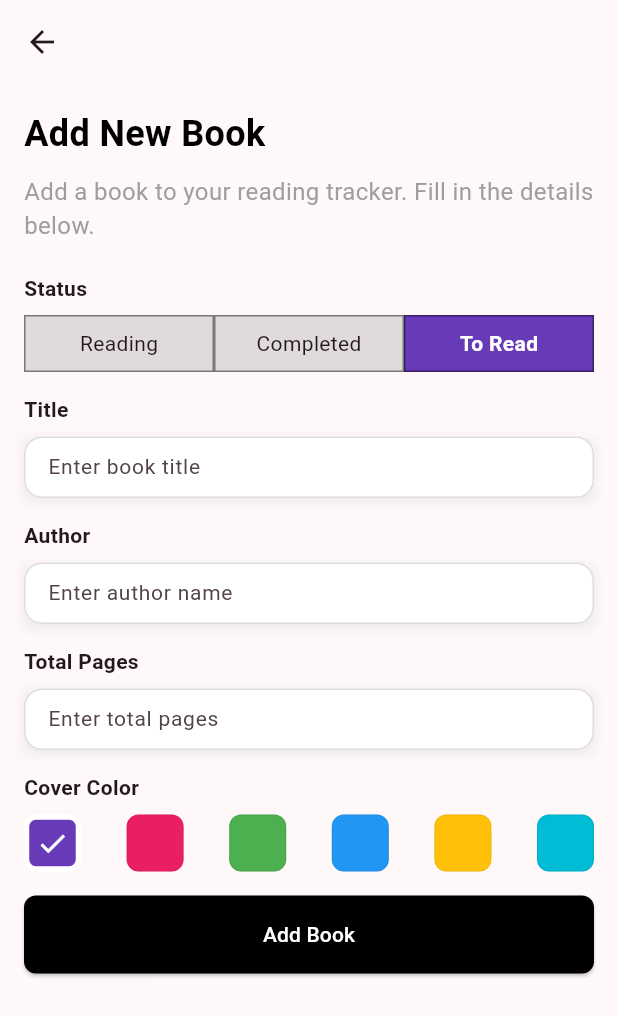
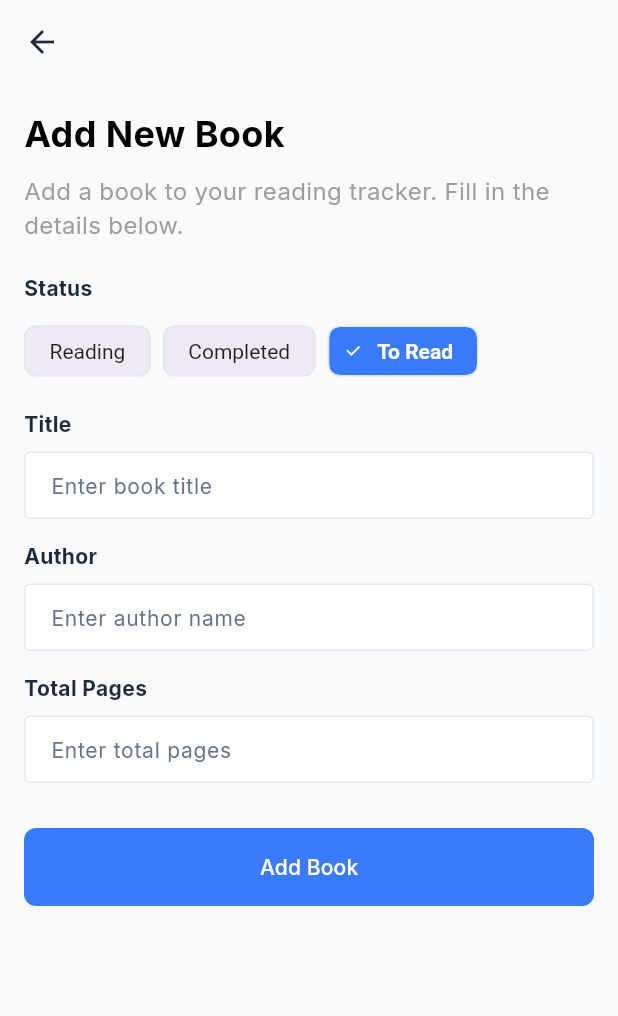
Before and after one commit to JordiiVidal/read-snap-app, a Flutter app: the screen it shows after launch, after a tap on the "add" icon, on a phone screen of 412 x 824 dp. Shown: the top 1016 px of the screen. Run offline on Flutter 3.47's test engine with Material 3 defaults, Android fonts, the phone set to English and light mode, and no system bars; our stand-ins replace flutter_riverpod, freezed_annotation, google_fonts, sqflite; accounts and stored records are empty; statements that could not run were skipped.

Commit message:
Add theme colors

```diff
--- a/lib/common/widgets/form/form_color_selector.dart
+++ /dev/null
@@ -1,78 +0,0 @@
-import 'package:flutter/material.dart';
-import 'package:read_snap/common/widgets/form/form_label_field.dart';
-
-class FormColorSelector extends StatelessWidget {
-  final List<String> availableColors = const [
-    '#673AB7', // Morado principal
-    '#E91E63', // Rosa/Rojo
-    '#4CAF50', // Verde
-    '#2196F3', // Azul
-    '#FFC107', // Ámbar
-    '#00BCD4', // Cyan
-  ];
-
-  final String selectedColor;
-  final ValueChanged<String> onColorSelected;
-
-  const FormColorSelector({
-    required this.selectedColor,
-    required this.onColorSelected,
-    super.key,
-  });
-
-  Color _hexToColor(String hexCode) {
-    return Color(int.parse(hexCode.replaceFirst('#', '0xFF')));
-  }
-
-  @override
-  Widget build(BuildContext context) {
-    const double size = 38.0;
-    const double borderRadius = 8.0;
-
-    return Column(
-      crossAxisAlignment: CrossAxisAlignment.start,
-      children: [
-        const FormLabelField('Cover Color'),
-        Row(
-          mainAxisAlignment: MainAxisAlignment.spaceBetween,
-          children: availableColors.map((hexColor) {
-            final colorValue = _hexToColor(hexColor);
-            final isSelected = hexColor == selectedColor;
-
-            return GestureDetector(
-              onTap: () => onColorSelected(hexColor),
-              child: Container(
-                width: size,
-                height: size,
-                decoration: BoxDecoration(
-                  color: colorValue,
-                  borderRadius: BorderRadius.circular(borderRadius),
-                  border: isSelected
-                      ? Border.all(
-                          color: colorValue.computeLuminance() > 0.5
-                              ? Colors.black54
-                              : Colors.white,
-                          width: 3.5,
-                        )
-                      : Border.all(
-                          color: Colors.black.withValues(alpha: 0.1),
-                          width: 0.5,
-                        ),
-                ),
-                child: isSelected
-                    ? Icon(
-                        Icons.check,
-                        size: 22,
-                        color: colorValue.computeLuminance() > 0.5
-                            ? Colors.black87
-                            : Colors.white,
-                      )
-                    : null,
-              ),
-            );
-          }).toList(),
-        ),
-      ],
-    );
-  }
-}
--- a/lib/common/widgets/form/form_dynamic_field.dart
+++ b/lib/common/widgets/form/form_dynamic_field.dart
@@ -13,6 +13,7 @@ class FormDynamicField extends StatelessWidget {
   final void Function(String)? onChanged;
   final void Function()? onPrefixPressed;
   final String? suffixText;
+  final double borderRadius;
 
   const FormDynamicField({
     this.label,
@@ -26,6 +27,7 @@ class FormDynamicField extends StatelessWidget {
     this.controller,
     this.prefixIcon,
     this.suffixText,
+    this.borderRadius = 8,
     super.key,
   });
 
@@ -35,17 +37,7 @@ class FormDynamicField extends StatelessWidget {
       crossAxisAlignment: CrossAxisAlignment.start,
       children: [
         if (label != null) FormLabelField(label!),
-        Container(
-          decoration: BoxDecoration(
-            boxShadow: const [
-              BoxShadow(
-                color: Color(0x11000000),
-                blurRadius: 6,
-                offset: Offset(0, 2),
-              ),
-            ],
-          ),
-          child: TextFormField(
+        TextFormField(
           enabled: !disabled,
           controller: controller,
           initialValue: initialValue,
@@ -70,23 +62,8 @@ class FormDynamicField extends StatelessWidget {
               fontWeight: FontWeight.w500,
             ),
             contentPadding: const EdgeInsets.symmetric(
-                horizontal: 12,
-                vertical: 10,
-              ),
-              enabledBorder: OutlineInputBorder(
-                borderRadius: BorderRadius.circular(12),
-                borderSide: const BorderSide(
-                  color: Color(0xFFDDDDDD),
-                  width: 1,
-                ),
-              ),
-              focusedBorder: OutlineInputBorder(
-                borderRadius: BorderRadius.circular(12),
-                borderSide: const BorderSide(color: Colors.blue, width: 1.2),
-              ),
-              disabledBorder: OutlineInputBorder(
-                borderRadius: BorderRadius.circular(12),
-                borderSide: const BorderSide(color: Color(0xFFEEEEEE)),
+              horizontal: 14,
+              vertical: 12,
             ),
           ),
 
@@ -97,7 +74,6 @@ class FormDynamicField extends StatelessWidget {
             return null;
           },
         ),
-        ),
       ],
     );
   }
--- a/lib/common/widgets/form/form_submit.dart
+++ b/lib/common/widgets/form/form_submit.dart
@@ -16,11 +16,9 @@ class FormSubmit extends StatelessWidget {
   Widget build(BuildContext context) {
     final effectiveOnPressed = isLoading ? null : onPressed;
 
-    return ElevatedButton(
-      style: ElevatedButton.styleFrom(
+    return FilledButton(
+      style: FilledButton.styleFrom(
         shape: RoundedRectangleBorder(borderRadius: BorderRadius.circular(8.0)),
-        backgroundColor: Colors.black,
-        foregroundColor: Colors.white,
         padding: const EdgeInsets.symmetric(vertical: 16),
       ),
       onPressed: effectiveOnPressed,
--- a/lib/common/widgets/select_button_group.dart
+++ b/lib/common/widgets/select_button_group.dart
@@ -6,87 +6,69 @@ class SelectButtonGroup extends StatelessWidget {
   final List<String> selectedValues;
   final bool isMultiSelect;
   final ValueChanged<List<String>> onSelectionChanged;
-  final double height;
-  final String color;
   final String label;
+  final bool showCheckmark;
+  final bool required;
 
   const SelectButtonGroup({
     required this.options,
     required this.selectedValues,
     required this.onSelectionChanged,
+    required this.label,
     this.isMultiSelect = false,
-    this.height = 38.0,
-    this.color = '#673AB7',
-    required this.label,
+    this.showCheckmark = true,
+    this.required = true,
     super.key,
   });
 
-  @override
-  Widget build(BuildContext context) {
-    final theme = Theme.of(context);
-    final buttonKeys = options.keys.toList();
-
-    return Column(
-      crossAxisAlignment: CrossAxisAlignment.start,
-      children: [
-        FormLabelField(label),
-        LayoutBuilder(
-          builder: (context, constraints) {
-            final buttonWidth = constraints.maxWidth / options.length;
-
-            return Row(
-              mainAxisAlignment: MainAxisAlignment.spaceEvenly,
-              children: buttonKeys.map((value) {
+  void _handleSelection(String value) {
+    List<String> newSelection = List.from(selectedValues);
     final isSelected = selectedValues.contains(value);
-                final label = options[value]!;
-
-                return SizedBox(
-                  width: buttonWidth,
-                  height: height,
-                  child: Container(
-                    decoration: BoxDecoration(
-                      color: isSelected
-                          ? Color(int.parse(color.replaceFirst('#', '0xFF')))
-                          : Colors.black12,
-                      border: Border.all(color: Colors.black45),
-                    ),
-                    child: InkWell(
-                      onTap: () {
-                        List<String> newSelection;
 
     if (isMultiSelect) {
-                          newSelection = List.from(selectedValues);
       if (isSelected) {
         newSelection.remove(value);
       } else {
         newSelection.add(value);
       }
     } else {
+      if (isSelected && !required) {
+        newSelection = [];
+      } else {
         newSelection = [value];
+      }
     }
 
     onSelectionChanged(newSelection);
-                      },
-                      borderRadius: BorderRadius.circular(8.0),
-                      child: Center(
-                        child: Text(
+  }
+
+  @override
+  Widget build(BuildContext context) {
+    return Column(
+      crossAxisAlignment: CrossAxisAlignment.start,
+      children: [
+        FormLabelField(label),
+        Wrap(
+          spacing: 8.0,
+          runSpacing: 4.0,
+          children: options.entries.map((entry) {
+            final value = entry.key;
+            final label = entry.value;
+            final isSelected = selectedValues.contains(value);
+
+            return FilterChip(
+              selected: isSelected,
+              showCheckmark: showCheckmark,
+              label: Text(
                 label,
                 style: TextStyle(
-                            fontWeight: isSelected
-                                ? FontWeight.bold
-                                : FontWeight.normal,
-                            color: isSelected
-                                ? theme.colorScheme.onPrimary
-                                : theme.colorScheme.onSurface,
+                  color: isSelected ? Colors.white : Colors.black87,
+                  fontWeight: isSelected ? FontWeight.bold : FontWeight.normal,
                 ),
               ),
-                      ),
-                    ),
-                  ),
+              onSelected: (selected) => _handleSelection(value),
             );
           }).toList(),
-            );
-          },
         ),
       ],
     );
--- a/lib/common/widgets/widgets.dart
+++ b/lib/common/widgets/widgets.dart
@@ -5,7 +5,6 @@ export 'dashed_border_container.dart';
 export 'empty_state.dart';
 // Form
 export 'form/form_action_row.dart';
-export 'form/form_color_selector.dart';
 export 'form/form_dynamic_field.dart';
 export 'form/form_label_field.dart';
 export 'form/form_submit.dart';
--- /dev/null
+++ b/lib/config/app_colors.dart
@@ -0,0 +1,23 @@
+import 'package:flutter/material.dart';
+
+Color _hexToColor(String hexCode) {
+  return Color(int.parse(hexCode.replaceFirst('#', '0xFF')));
+}
+
+class AppColors {
+  static final Color primary = _hexToColor('#3A7AFE');
+  static final Color primaryVariant = _hexToColor('#2357D9');
+  static final Color secondary = _hexToColor('#6C6F93');
+  static final Color success = _hexToColor('#22C55E');
+  static final Color warning = _hexToColor('#FACC15');
+  static final Color error = _hexToColor('#EF4444');
+
+  static final Color background = _hexToColor('#F8FAFC');
+  static final Color surface = _hexToColor('#FFFFFF');
+
+  static final Color textPrimary = _hexToColor('#1E293B');
+  static final Color textSecondary = _hexToColor('#64748B');
+
+  static final Color border = _hexToColor('#E2E8F0');
+  static final Color borderFocus = Color(0xFF94B3FD);
+}
--- /dev/null
+++ b/lib/config/app_theme.dart
@@ -0,0 +1,63 @@
+import 'package:flutter/material.dart';
+import 'package:google_fonts/google_fonts.dart';
+import 'package:read_snap/config/app_colors.dart';
+
+class AppTheme {
+  static final ColorScheme _colorScheme = ColorScheme.light(
+    primary: AppColors.primary,
+    primaryContainer: AppColors.primaryVariant,
+    secondary: AppColors.secondary,
+    error: AppColors.error,
+    surface: AppColors.surface,
+
+    onPrimary: Colors.white,
+    onSecondary: Colors.white,
+    onSurface: AppColors.textPrimary,
+  );
+
+  static final ThemeData lightTheme = ThemeData.light().copyWith(
+    colorScheme: _colorScheme,
+
+    scaffoldBackgroundColor: AppColors.background,
+
+    textTheme: GoogleFonts.interTextTheme(ThemeData.light().textTheme).apply(
+      bodyColor: AppColors.textPrimary,
+      displayColor: AppColors.textPrimary,
+    ),
+
+    chipTheme: ChipThemeData(
+      backgroundColor: AppColors.secondary.withValues(alpha: 0.1),
+      selectedColor: AppColors.primary,
+      checkmarkColor: Colors.white,
+      labelStyle: TextStyle(color: AppColors.textPrimary),
+      side: BorderSide(color: AppColors.border),
+    ),
+
+    inputDecorationTheme: InputDecorationTheme(
+      border: OutlineInputBorder(
+        borderSide: BorderSide(color: AppColors.border, width: 1.0),
+      ),
+      enabledBorder: OutlineInputBorder(
+        borderSide: BorderSide(color: AppColors.border, width: 1.0),
+      ),
+      focusedBorder: OutlineInputBorder(
+        borderSide: BorderSide(color: AppColors.borderFocus, width: 1.3),
+      ),
+      errorBorder: OutlineInputBorder(
+        borderSide: BorderSide(color: AppColors.error, width: 1.0),
+      ),
+      hintStyle: TextStyle(color: AppColors.textSecondary),
+    ),
+
+    appBarTheme: AppBarTheme(
+      backgroundColor: AppColors.background,
+      titleTextStyle: GoogleFonts.inter(
+        textStyle: TextStyle(
+          color: AppColors.textPrimary,
+          fontSize: 20,
+          fontWeight: FontWeight.bold,
+        ),
+      ),
+    ),
+  );
+}
--- a/lib/features/book/presentation/pages/book_create_page.dart
+++ b/lib/features/book/presentation/pages/book_create_page.dart
@@ -50,7 +50,7 @@ class _BookCreatePageState extends ConsumerState<BookCreatePage> {
 
               // Form
               BookForm(_formKey),
-              const SizedBox(height: 16),
+              const SizedBox(height: 30),
 
               // Submit Button
               SizedBox(
--- a/lib/features/book/presentation/pages/book_list_page.dart
+++ b/lib/features/book/presentation/pages/book_list_page.dart
@@ -8,11 +8,7 @@ class BookListPage extends StatelessWidget {
   @override
   Widget build(BuildContext context) {
     return Scaffold(
-      appBar: AppBar(
-        backgroundColor: Colors.transparent,
-        elevation: 0,
-        scrolledUnderElevation: 0,
-      ),
+      appBar: AppBar(elevation: 0, scrolledUnderElevation: 0),
       body: SingleChildScrollView(
         child: Column(
           crossAxisAlignment: CrossAxisAlignment.start,
--- a/lib/features/book/presentation/widgets/form/book_form.dart
+++ b/lib/features/book/presentation/widgets/form/book_form.dart
@@ -24,7 +24,7 @@ class BookForm extends ConsumerWidget {
           // Status Select Button Group
           SelectButtonGroup(
             label: 'Status',
-            color: bookState.color,
+            required: true,
             options: {
               BookStatus.reading.name: 'Reading',
               BookStatus.completed.name: 'Completed',
@@ -42,6 +42,7 @@ class BookForm extends ConsumerWidget {
           FormDynamicField(
             label: 'Title',
             hintText: 'Enter book title',
+            required: true,
             initialValue: bookState.name,
             onChanged: bookFormNotifier.updateName,
           ),
@@ -50,6 +51,7 @@ class BookForm extends ConsumerWidget {
           FormDynamicField(
             label: 'Author',
             hintText: 'Enter author name',
+            required: true,
             initialValue: bookState.author,
             onChanged: bookFormNotifier.updateAuthor,
           ),
@@ -58,18 +60,13 @@ class BookForm extends ConsumerWidget {
           FormDynamicField(
             label: 'Total Pages',
             hintText: 'Enter total pages',
+            required: true,
             keyboardType: TextInputType.number,
             onChanged: (value) {
               final pages = int.tryParse(value) ?? 0;
               bookFormNotifier.updateTotalPages(pages);
             },
           ),
-
-          // Color Selector Widget
-          FormColorSelector(
-            selectedColor: bookState.color,
-            onColorSelected: bookFormNotifier.updateColor,
-          ),
         ],
       ),
     );
--- a/lib/features/book/presentation/widgets/form/book_form_extra.dart
+++ b/lib/features/book/presentation/widgets/form/book_form_extra.dart
@@ -60,6 +60,7 @@ class BookFormExtra extends StatelessWidget {
                 },
               },
             ),
+            // TODO: Add estimated time dedicated
           ],
 
           // Start Date Field
@@ -88,7 +89,7 @@ class BookFormExtra extends StatelessWidget {
           ),
 
           // End Date Field
-          if (isCompleted) ...[
+          if (isCompleted)
             FormActionRow(
               inputField: FormDynamicField(
                 label: 'End Date',
@@ -112,7 +113,6 @@ class BookFormExtra extends StatelessWidget {
                 },
               },
             ),
-          ],
 
           // Submit Button
           Container(
--- a/lib/main.dart
+++ b/lib/main.dart
@@ -1,7 +1,8 @@
 import 'package:flutter/material.dart';
+import 'package:flutter_riverpod/flutter_riverpod.dart';
+import 'package:read_snap/config/app_theme.dart';
 import 'package:read_snap/core/injection_container.dart';
 import 'package:read_snap/features/book/presentation/pages/book_list_page.dart';
-import 'package:flutter_riverpod/flutter_riverpod.dart';
 
 void main() {
   WidgetsFlutterBinding.ensureInitialized();
@@ -15,9 +16,7 @@ class ReadSnapApp extends ConsumerWidget {
   Widget build(BuildContext context, WidgetRef ref) {
     return MaterialApp(
       title: 'ReadSnap',
-      theme: ThemeData(
-        colorScheme: ColorScheme.fromSeed(seedColor: Colors.black12),
-      ),
+      theme: AppTheme.lightTheme,
       home: ref
           .watch(databaseProvider)
           .when(
--- a/pubspec.yaml
+++ b/pubspec.yaml
@@ -17,6 +17,7 @@ dependencies:
   uuid: ^4.5.1
   flutter_riverpod: ^2.6.1
   intl: ^0.20.2
+  google_fonts: ^6.3.2
 
 dev_dependencies:
   flutter_test:
```
Also changed, not shown: pubspec.lock, 1 other file. Lines whose indentation alone changed are shown as unchanged.
